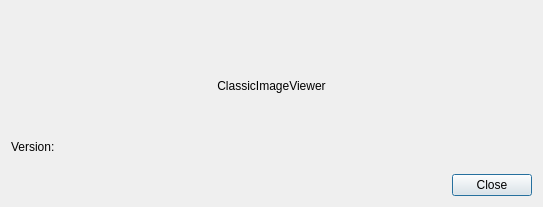
First picture: the form in src/dialogs/aboutdialog.ui, repository classicimageviewer/ClassicImageViewer, before the edit.
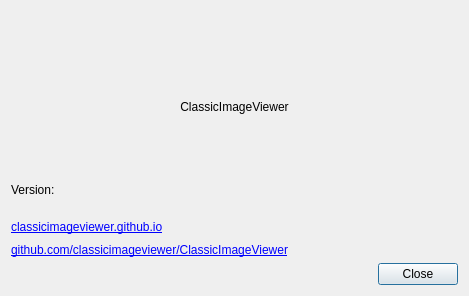
Second picture: the form after the edit. Icons and pictures are not drawn.

Commit message: AboutDialog: add links

```diff
--- a/src/dialogs/aboutdialog.ui
+++ b/src/dialogs/aboutdialog.ui
@@ -9,8 +9,8 @@
    <rect>
     <x>0</x>
     <y>0</y>
-    <width>543</width>
-    <height>207</height>
+    <width>469</width>
+    <height>296</height>
    </rect>
   </property>
   <property name="windowTitle">
@@ -131,6 +131,43 @@
        </item>
       </layout>
      </item>
+     <item>
+      <layout class="QGridLayout" name="gridLayout">
+       <item row="0" column="1">
+        <widget class="QLabel" name="labelHomePageLink">
+         <property name="text">
+          <string notr="true">&lt;html&gt;&lt;head/&gt;&lt;body&gt;&lt;p&gt;&lt;a href=&quot;https://classicimageviewer.github.io/&quot;&gt;&lt;span style=&quot; text-decoration: underline; color:#0000ff;&quot;&gt;classicimageviewer.github.io&lt;/span&gt;&lt;/a&gt;&lt;/p&gt;&lt;/body&gt;&lt;/html&gt;</string>
+         </property>
+         <property name="textFormat">
+          <enum>Qt::RichText</enum>
+         </property>
+        </widget>
+       </item>
+       <item row="0" column="3">
+        <spacer name="horizontalSpacer_4">
+         <property name="orientation">
+          <enum>Qt::Horizontal</enum>
+         </property>
+         <property name="sizeHint" stdset="0">
+          <size>
+           <width>40</width>
+           <height>20</height>
+          </size>
+         </property>
+        </spacer>
+       </item>
+       <item row="1" column="1">
+        <widget class="QLabel" name="labelGithubPageLink">
+         <property name="text">
+          <string notr="true">&lt;html&gt;&lt;head/&gt;&lt;body&gt;&lt;p&gt;&lt;a href=&quot;https://github.com/classicimageviewer/ClassicImageViewer&quot;&gt;&lt;span style=&quot; text-decoration: underline; color:#0000ff;&quot;&gt;github.com/classicimageviewer/ClassicImageViewer&lt;/span&gt;&lt;/a&gt;&lt;/p&gt;&lt;/body&gt;&lt;/html&gt;</string>
+         </property>
+         <property name="textFormat">
+          <enum>Qt::RichText</enum>
+         </property>
+        </widget>
+       </item>
+      </layout>
+     </item>
     </layout>
    </item>
    <item>
```
The commit also changes 1 other file.
